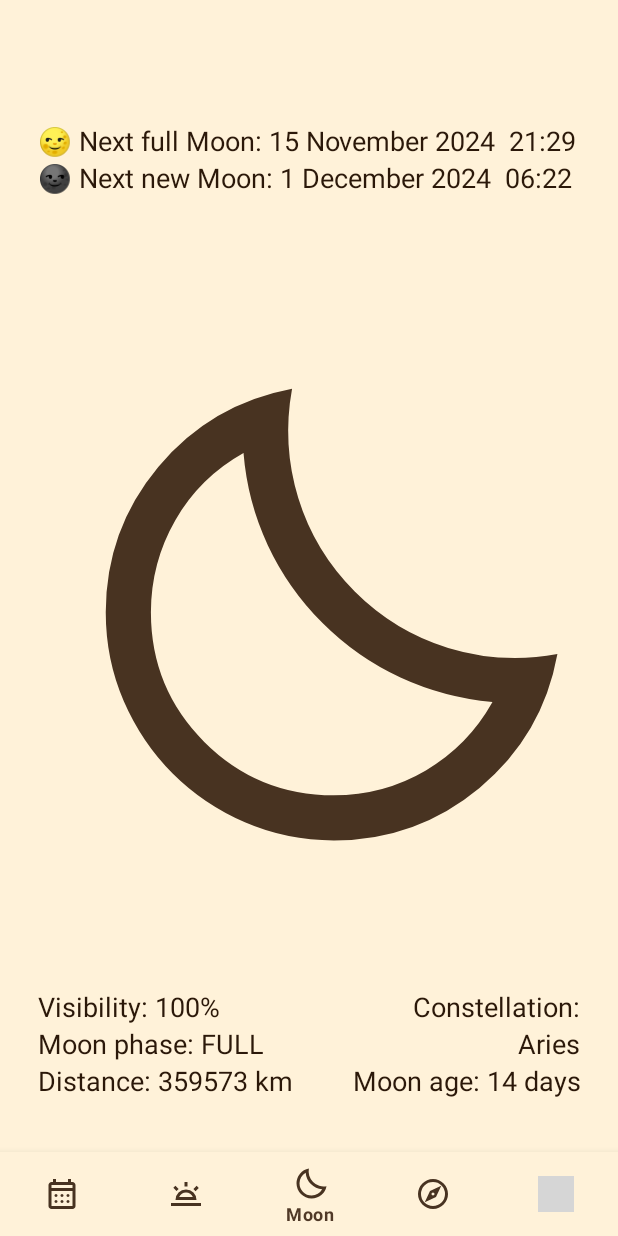
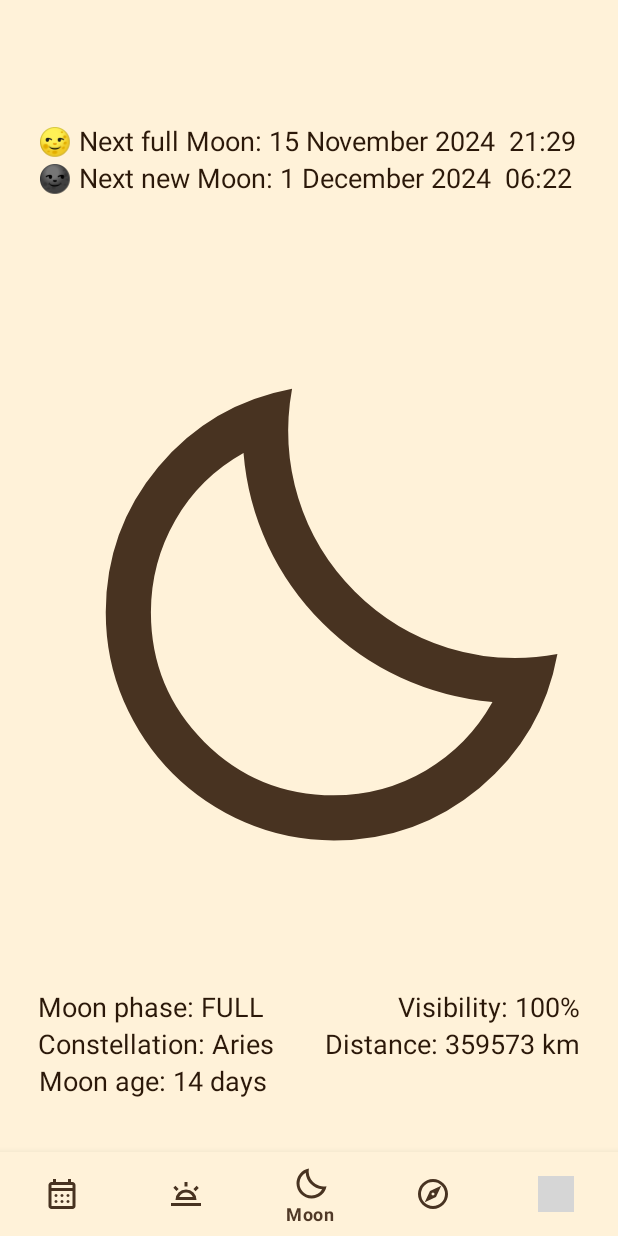
Before and after one commit to simfeo/Horologium, an Android app: the screen it shows after launch (MainActivity), item 3 of the bottom bar chosen, on a phone screen of 412 x 824 dp. Run offline under Robolectric (Android 15) with nearby library versions, the phone set to English and light mode, and no system bars; network calls fail; grey boxes are pictures that could not be loaded.

Commit message:
Refactored views to new flow approach. Zodiac layout still should be refactored.

```diff
--- a/app/build.gradle.kts
+++ b/app/build.gradle.kts
@@ -10,8 +10,8 @@ android {
         applicationId = "sim.horologium.app"
         minSdk = 28
         targetSdk = 34
-        versionCode = 11
-        versionName = "4.1"
+        versionCode = 12
+        versionName = "4.1.1"
 
         testInstrumentationRunner = "androidx.test.runner.AndroidJUnitRunner"
     }
@@ -36,7 +36,7 @@ dependencies {
     implementation("com.google.code.gson:gson:2.10.1")
     implementation("androidx.appcompat:appcompat:1.6.1")
     implementation("androidx.viewpager2:viewpager2:1.0.0")
-    implementation("com.google.android.material:material:1.11.0")
+    implementation("com.google.android.material:material:1.12.0")
     implementation("androidx.constraintlayout:constraintlayout:2.1.4")
     implementation("androidx.lifecycle:lifecycle-livedata-ktx:2.7.0")
     implementation("androidx.lifecycle:lifecycle-viewmodel-ktx:2.7.0")
--- /dev/null
+++ b/app/src/main/java/sim/horologium/app/Utils/CustomUniformText.java
@@ -0,0 +1,42 @@
+package sim.horologium.app.Utils;
+
+import android.content.Context;
+import android.util.AttributeSet;
+import android.util.Log;
+import android.util.TypedValue;
+import android.view.Gravity;
+
+import androidx.annotation.NonNull;
+import androidx.annotation.Nullable;
+import androidx.appcompat.widget.AppCompatTextView;
+import androidx.core.widget.TextViewCompat;
+
+
+public class CustomUniformText extends AppCompatTextView {
+    public CustomUniformText(@NonNull Context context)
+    {
+        this(context, null);
+    }
+
+    public CustomUniformText(@NonNull Context context, @Nullable AttributeSet attrs)
+    {
+        this(context, attrs, android.R.attr.textViewStyle);
+    }
+
+    public CustomUniformText(@NonNull Context context, @Nullable AttributeSet attrs, int defStyleAttr)
+    {
+        super(context, attrs, defStyleAttr);
+        setGravity(Gravity.BOTTOM|getGravity());
+        TextViewCompat.setAutoSizeTextTypeWithDefaults(this, TextViewCompat.AUTO_SIZE_TEXT_TYPE_UNIFORM);
+        setMaxLines(1);
+        TextViewCompat.setAutoSizeTextTypeUniformWithConfiguration(this, 1,
+                (int)getTextSize(), 2,
+                TypedValue.COMPLEX_UNIT_PX);
+    }
+
+    @Override
+    protected void onSizeChanged(int w, int h, int oldw, int oldh) {
+        super.onSizeChanged(w, h, oldw, oldh);
+        Log.v("", "w "+w+" h "+ h + " oldw " + oldw + " oldh "+ oldh);
+    }
+}
--- a/app/src/main/java/sim/horologium/app/ui/calendar/CalendarFragment.java
+++ b/app/src/main/java/sim/horologium/app/ui/calendar/CalendarFragment.java
@@ -113,8 +113,7 @@ public class CalendarFragment extends Fragment {
 
 
         CalendarViewFillData(iYearSelected, iMonSelected, iDaySelected);
-        calendCurrentDate.setText(day + "-" + mon + "-" + year)
-        ;
+        calendCurrentDate.setText(day + "-" + mon + "-" + year);
         String[] weekdaysNamesArray = res.getStringArray(R.array.Weekday);
         calendCurrentWeekDay.setText(weekdaysNamesArray[getDayOfWeek(JD(year, mon, day))]);
 
--- a/app/src/main/res/layout-land/moon.xml
+++ b/app/src/main/res/layout-land/moon.xml
@@ -27,8 +27,8 @@
                 android:layout_height="30sp">
 
 
-                <TextView
-                    android:id="@+id/moonFulllTime"
+                <sim.horologium.app.Utils.CustomUniformText
+                    android:id="@+id/moonFullTime"
                     android:layout_width="wrap_content"
                     android:layout_height="wrap_content"
                     android:text="Medium Text"
@@ -41,8 +41,8 @@
                 android:layout_height="wrap_content">
 
 
-                <TextView
-                    android:id="@+id/moonNullMoonTime"
+                <sim.horologium.app.Utils.CustomUniformText
+                    android:id="@+id/moonNewMoonTime"
                     android:layout_width="wrap_content"
                     android:layout_height="wrap_content"
                     android:text="Medium Text"
@@ -64,7 +64,7 @@
 
                 <TextView
                     android:id="@+id/moonVisibilityPercent"
-                    android:layout_width="0sp"
+                    android:layout_width="wrap_content"
                     android:layout_height="wrap_content"
                     android:layout_weight="1"
                     android:text="Medium Text"
@@ -79,7 +79,7 @@
 
                 <TextView
                     android:id="@+id/moonMoonPhase"
-                    android:layout_width="0sp"
+                    android:layout_width="wrap_content"
                     android:layout_height="wrap_content"
                     android:layout_weight="1"
                     android:text="Medium Text"
@@ -94,7 +94,7 @@
 
                 <TextView
                     android:id="@+id/moonDistanceFromEarth"
-                    android:layout_width="0sp"
+                    android:layout_width="wrap_content"
                     android:layout_height="wrap_content"
                     android:layout_weight="1"
                     android:text="Medium Text"
@@ -108,7 +108,7 @@
 
                 <TextView
                     android:id="@+id/moonAge"
-                    android:layout_width="0sp"
+                    android:layout_width="wrap_content"
                     android:layout_height="wrap_content"
                     android:layout_weight="1"
                     android:gravity="start"
@@ -120,35 +120,14 @@
                 android:layout_width="match_parent"
                 android:layout_height="match_parent" >
 
-                <androidx.constraintlayout.widget.ConstraintLayout
-                    android:layout_width="match_parent"
-                    android:layout_height="match_parent">
-
                 <TextView
                     android:id="@+id/moonZodiacMoonPositionTitle"
-                        android:layout_width="0sp"
+                    android:layout_width="wrap_content"
                     android:layout_height="wrap_content"
                     android:layout_weight="1"
                     android:gravity="start"
                     android:text="Medium Text"
-                        android:textAppearance="@style/TextAppearance.AppCompat.Medium"
-                        app:layout_constraintBottom_toBottomOf="parent"
-                        app:layout_constraintStart_toStartOf="parent"
-                        app:layout_constraintTop_toTopOf="parent" />
-
-                    <TextView
-                        android:id="@+id/moonZodiacMoonPositionName"
-                        android:layout_width="0sp"
-                        android:layout_height="wrap_content"
-                        android:layout_marginStart="8dp"
-                        android:layout_weight="1"
-                        android:gravity="start"
-                        android:text="Medium Text"
-                        android:textAppearance="@style/TextAppearance.AppCompat.Medium"
-                        app:layout_constraintBottom_toBottomOf="parent"
-                        app:layout_constraintStart_toEndOf="@+id/moonZodiacMoonPositionTitle"
-                        app:layout_constraintTop_toTopOf="parent" />
-                </androidx.constraintlayout.widget.ConstraintLayout>
+                    android:textAppearance="@style/TextAppearance.AppCompat.Medium" />
 
             </TableRow>
         </TableLayout>
--- a/app/src/main/res/layout-sw600dp-land/moon.xml
+++ b/app/src/main/res/layout-sw600dp-land/moon.xml
@@ -27,8 +27,8 @@
                 android:layout_height="30sp">
 
 
-                <TextView
-                    android:id="@+id/moonFulllTime"
+                <sim.horologium.app.Utils.CustomUniformText
+                    android:id="@+id/moonFullTime"
                     android:layout_width="wrap_content"
                     android:layout_height="wrap_content"
                     android:text="Medium Text"
@@ -41,8 +41,8 @@
                 android:layout_height="wrap_content">
 
 
-                <TextView
-                    android:id="@+id/moonNullMoonTime"
+                <sim.horologium.app.Utils.CustomUniformText
+                    android:id="@+id/moonNewMoonTime"
                     android:layout_width="wrap_content"
                     android:layout_height="wrap_content"
                     android:text="Medium Text"
@@ -120,10 +120,6 @@
                 android:layout_width="match_parent"
                 android:layout_height="match_parent" >
 
-                <androidx.constraintlayout.widget.ConstraintLayout
-                    android:layout_width="match_parent"
-                    android:layout_height="match_parent">
-
                 <TextView
                     android:id="@+id/moonZodiacMoonPositionTitle"
                     android:layout_width="0sp"
@@ -131,24 +127,7 @@
                     android:layout_weight="1"
                     android:gravity="start"
                     android:text="Medium Text"
-                        android:textAppearance="@style/TextAppearance.AppCompat.Display1"
-                        app:layout_constraintBottom_toBottomOf="parent"
-                        app:layout_constraintStart_toStartOf="parent"
-                        app:layout_constraintTop_toTopOf="parent" />
-
-                    <TextView
-                        android:id="@+id/moonZodiacMoonPositionName"
-                        android:layout_width="0sp"
-                        android:layout_height="wrap_content"
-                        android:layout_marginStart="8dp"
-                        android:layout_weight="1"
-                        android:gravity="start"
-                        android:text="Medium Text"
-                        android:textAppearance="@style/TextAppearance.AppCompat.Display1"
-                        app:layout_constraintBottom_toBottomOf="parent"
-                        app:layout_constraintStart_toEndOf="@+id/moonZodiacMoonPositionTitle"
-                        app:layout_constraintTop_toTopOf="parent" />
-                </androidx.constraintlayout.widget.ConstraintLayout>
+                    android:textAppearance="@style/TextAppearance.AppCompat.Display1" />
 
             </TableRow>
         </TableLayout>
--- a/app/src/main/res/layout-sw600dp/moon.xml
+++ b/app/src/main/res/layout-sw600dp/moon.xml
@@ -18,8 +18,8 @@
                 android:layout_width="match_parent"
                 android:layout_height="30sp">
 
-                <TextView
-                    android:id="@+id/moonFulllTime"
+                <sim.horologium.app.Utils.CustomUniformText
+                    android:id="@+id/moonFullTime"
                     android:layout_width="wrap_content"
                     android:layout_height="wrap_content"
                     android:autoSizeTextType="uniform"
@@ -34,8 +34,8 @@
                 android:layout_width="wrap_content"
                 android:layout_height="wrap_content">
 
-                <TextView
-                    android:id="@+id/moonNullMoonTime"
+                <sim.horologium.app.Utils.CustomUniformText
+                    android:id="@+id/moonNewMoonTime"
                     android:layout_width="wrap_content"
                     android:layout_height="wrap_content"
                     android:autoSizeTextType="uniform"
@@ -56,72 +56,57 @@
         android:contentDescription="Moon Image"
         android:src="@drawable/clear_night" />
 
-    <TableLayout
+    <androidx.constraintlayout.widget.ConstraintLayout
         android:id="@+id/tableLayout2"
         android:layout_width="match_parent"
         android:layout_height="wrap_content"
         android:layout_alignParentBottom="true"
         android:layout_centerHorizontal="true"
-        android:layout_marginBottom="10sp"
-        android:stretchColumns="*">
+        android:layout_marginBottom="10sp">
 
-        <TableRow
-            android:id="@+id/tableRow1"
-            android:layout_width="match_parent"
-            android:layout_height="match_parent">
+        <androidx.constraintlayout.helper.widget.Flow
+            android:layout_width="0dp"
+            android:layout_height="wrap_content"
+            app:constraint_referenced_ids="moonMoonPhase,moonVisibilityPercent,moonZodiacMoonPositionTitle,moonDistanceFromEarth,moonAge"
+            app:flow_horizontalBias="0"
+            app:flow_horizontalGap="10dp"
+            app:flow_horizontalStyle="spread_inside"
+            app:flow_maxElementsWrap="2"
+            app:flow_wrapMode="chain"
+            app:layout_constraintBottom_toBottomOf="parent"
+            app:layout_constraintEnd_toEndOf="parent"
+            app:layout_constraintStart_toStartOf="parent"
+            app:layout_constraintTop_toTopOf="parent" />
 
         <TextView
             android:id="@+id/moonVisibilityPercent"
-                android:layout_width="match_parent"
-                android:layout_height="match_parent"
+            android:layout_width="wrap_content"
+            android:layout_height="wrap_content"
             android:text="Medium Text"
             android:textAppearance="@style/TextAppearance.AppCompat.Display1" />
 
         <TextView
             android:id="@+id/moonZodiacMoonPositionTitle"
-                android:layout_width="match_parent"
-                android:layout_height="match_parent"
-                android:layout_marginStart="15sp"
+            android:layout_width="wrap_content"
+            android:layout_height="wrap_content"
             android:gravity="end"
             android:text="Medium Text"
             android:textAppearance="@style/TextAppearance.AppCompat.Display1"
             tools:ignore="RtlHardcoded" />
-        </TableRow>
-
-        <TableRow
-            android:id="@+id/tableRow4"
-            android:layout_width="match_parent"
-            android:layout_height="match_parent">
 
         <TextView
             android:id="@+id/moonMoonPhase"
-                android:layout_width="match_parent"
-                android:layout_height="match_parent"
+            android:layout_width="wrap_content"
+            android:layout_height="wrap_content"
             android:autoSizeTextType="uniform"
             android:maxLines="1"
             android:text="Medium Text"
             android:textAppearance="@style/TextAppearance.AppCompat.Display1" />
 
         <TextView
-                android:id="@+id/moonZodiacMoonPositionName"
-                android:layout_width="match_parent"
-                android:layout_height="match_parent"
-                android:layout_marginStart="15sp"
-                android:gravity="end"
-                android:text="Medium Text"
-                android:textAppearance="@style/TextAppearance.AppCompat.Display1"
-                tools:ignore="RtlHardcoded" />
-        </TableRow>
-
-        <TableRow
-            android:id="@+id/tableRow5"
-            android:layout_width="match_parent"
-            android:layout_height="match_parent">
-
-            <TextView
             android:id="@+id/moonDistanceFromEarth"
-                android:layout_width="match_parent"
-                android:layout_height="match_parent"
+            android:layout_width="wrap_content"
+            android:layout_height="wrap_content"
             android:autoSizeTextType="uniform"
             android:maxLines="1"
             android:text="Medium Text"
@@ -129,15 +114,14 @@
 
         <TextView
             android:id="@+id/moonAge"
-                android:layout_width="match_parent"
-                android:layout_height="match_parent"
-                android:layout_marginStart="15sp"
+            android:layout_width="wrap_content"
+            android:layout_height="wrap_content"
             android:autoSizeTextType="uniform"
             android:gravity="end"
             android:maxLines="1"
             android:text="Medium Text"
             android:textAppearance="@style/TextAppearance.AppCompat.Display1"
             tools:ignore="RtlHardcoded" />
-        </TableRow>
-    </TableLayout>
+
+    </androidx.constraintlayout.widget.ConstraintLayout>
     </RelativeLayout>
--- a/app/src/main/res/layout/moon.xml
+++ b/app/src/main/res/layout/moon.xml
@@ -16,10 +16,10 @@
             <TableRow
                 android:id="@+id/tableRow2"
                 android:layout_width="match_parent"
-                android:layout_height="30sp">
+                android:layout_height="wrap_content">
 
-                <TextView
-                    android:id="@+id/moonFulllTime"
+                <sim.horologium.app.Utils.CustomUniformText
+                    android:id="@+id/moonFullTime"
                     android:layout_width="wrap_content"
                     android:layout_height="wrap_content"
                     android:autoSizeTextType="uniform"
@@ -34,8 +34,8 @@
                 android:layout_width="wrap_content"
                 android:layout_height="wrap_content">
 
-                <TextView
-                    android:id="@+id/moonNullMoonTime"
+                <sim.horologium.app.Utils.CustomUniformText
+                    android:id="@+id/moonNewMoonTime"
                     android:layout_width="wrap_content"
                     android:layout_height="wrap_content"
                     android:autoSizeTextType="uniform"
@@ -56,80 +56,59 @@
         android:contentDescription="Moon Image"
         android:src="@drawable/clear_night" />
 
-    <TableLayout
+    <androidx.constraintlayout.widget.ConstraintLayout
         android:id="@+id/tableLayout2"
         android:layout_width="match_parent"
         android:layout_height="wrap_content"
         android:layout_alignParentBottom="true"
         android:layout_centerHorizontal="true"
-        android:layout_marginBottom="10sp"
-        android:stretchColumns="*">
+        android:layout_marginBottom="10sp">
 
-        <TableRow
-            android:id="@+id/tableRow1"
-            android:layout_width="match_parent"
-            android:layout_height="match_parent"
-            android:weightSum="2">
-
-            <TextView
-                android:id="@+id/moonVisibilityPercent"
-                android:layout_width="match_parent"
-                android:layout_height="match_parent"
-                android:layout_weight="1"
-                android:text="Medium Text"
-                android:textAppearance="@style/TextAppearance.AppCompat.Medium" />
-
-            <TextView
-                android:id="@+id/moonZodiacMoonPositionTitle"
-                android:layout_width="match_parent"
-                android:layout_height="match_parent"
-                android:layout_marginStart="10sp"
-                android:layout_weight="1"
-                android:gravity="end"
-                android:text="Medium Text"
-                android:textAppearance="@style/TextAppearance.AppCompat.Medium"
-                tools:ignore="RtlHardcoded" />
-        </TableRow>
-
-        <TableRow
-            android:id="@+id/tableRow4"
-            android:layout_width="match_parent"
-            android:layout_height="match_parent"
-            android:weightSum="2">
+        <androidx.constraintlayout.helper.widget.Flow
+            android:layout_width="0dp"
+            android:layout_height="wrap_content"
+            app:constraint_referenced_ids="moonMoonPhase,moonVisibilityPercent,moonZodiacMoonPositionTitle,moonDistanceFromEarth,moonAge"
+            app:flow_horizontalBias="0"
+            app:flow_horizontalGap="10dp"
+            app:flow_horizontalStyle="spread_inside"
+            app:flow_maxElementsWrap="2"
+            app:flow_wrapMode="chain"
+            app:layout_constraintBottom_toBottomOf="parent"
+            app:layout_constraintEnd_toEndOf="parent"
+            app:layout_constraintStart_toStartOf="parent"
+            app:layout_constraintTop_toTopOf="parent" />
 
         <TextView
             android:id="@+id/moonMoonPhase"
-                android:layout_width="match_parent"
-                android:layout_height="match_parent"
-                android:layout_weight="1"
+            android:layout_width="wrap_content"
+            android:layout_height="wrap_content"
             android:autoSizeTextType="uniform"
             android:maxLines="1"
             android:text="Medium Text"
             android:textAppearance="@style/TextAppearance.AppCompat.Medium" />
 
         <TextView
-                android:id="@+id/moonZodiacMoonPositionName"
-                android:layout_width="match_parent"
-                android:layout_height="match_parent"
-                android:layout_marginStart="10sp"
-                android:layout_weight="1"
+            android:id="@+id/moonVisibilityPercent"
+            android:layout_width="wrap_content"
+            android:layout_height="wrap_content"
+            android:maxLines="1"
+            android:text="Medium Text"
+            android:textAppearance="@style/TextAppearance.AppCompat.Medium" />
+
+        <TextView
+            android:id="@+id/moonZodiacMoonPositionTitle"
+            android:layout_width="wrap_content"
+            android:layout_height="wrap_content"
             android:gravity="end"
+            android:maxLines="1"
             android:text="Medium Text"
             android:textAppearance="@style/TextAppearance.AppCompat.Medium"
             tools:ignore="RtlHardcoded" />
-        </TableRow>
-
-        <TableRow
-            android:id="@+id/tableRow5"
-            android:layout_width="match_parent"
-            android:layout_height="match_parent"
-            android:weightSum="2">
 
         <TextView
             android:id="@+id/moonDistanceFromEarth"
-                android:layout_width="match_parent"
-                android:layout_height="match_parent"
-                android:layout_weight="1"
+            android:layout_width="wrap_content"
+            android:layout_height="wrap_content"
             android:autoSizeTextType="uniform"
             android:maxLines="1"
             android:text="Medium Text"
@@ -137,16 +116,14 @@
 
         <TextView
             android:id="@+id/moonAge"
-                android:layout_width="match_parent"
-                android:layout_height="match_parent"
-                android:layout_marginStart="10sp"
-                android:layout_weight="1"
+            android:layout_width="wrap_content"
+            android:layout_height="wrap_content"
             android:autoSizeTextType="uniform"
             android:gravity="end"
             android:maxLines="1"
             android:text="Medium Text"
             android:textAppearance="@style/TextAppearance.AppCompat.Medium"
             tools:ignore="RtlHardcoded" />
-        </TableRow>
-    </TableLayout>
+
+    </androidx.constraintlayout.widget.ConstraintLayout>
     </RelativeLayout>
--- a/build.gradle.kts
+++ b/build.gradle.kts
@@ -1,4 +1,4 @@
 // Top-level build file where you can add configuration options common to all sub-projects/modules.
 plugins {
-    id("com.android.application") version "8.2.2" apply false
+    id("com.android.application") version "8.7.2" apply false
 }
```
Also changed, not shown: app/src/main/java/sim/horologium/app/ui/moon/MoonFragment.java (+3 -5 lines), app/src/main/res/layout-land/sun.xml (+48 -32 lines), app/src/main/res/layout-sw600dp-land/sun.xml (+49 -28 lines), app/src/main/res/layout-sw600dp/home.xml (+32 -35 lines), app/src/main/res/layout-sw600dp/sun.xml (+28 -25 lines), app/src/main/res/layout/home.xml (+37 -39 lines), app/src/main/res/layout/sun.xml (+28 -32 lines), gradle/wrapper/gradle-wrapper.properties. Lines whose indentation alone changed are shown as unchanged.
